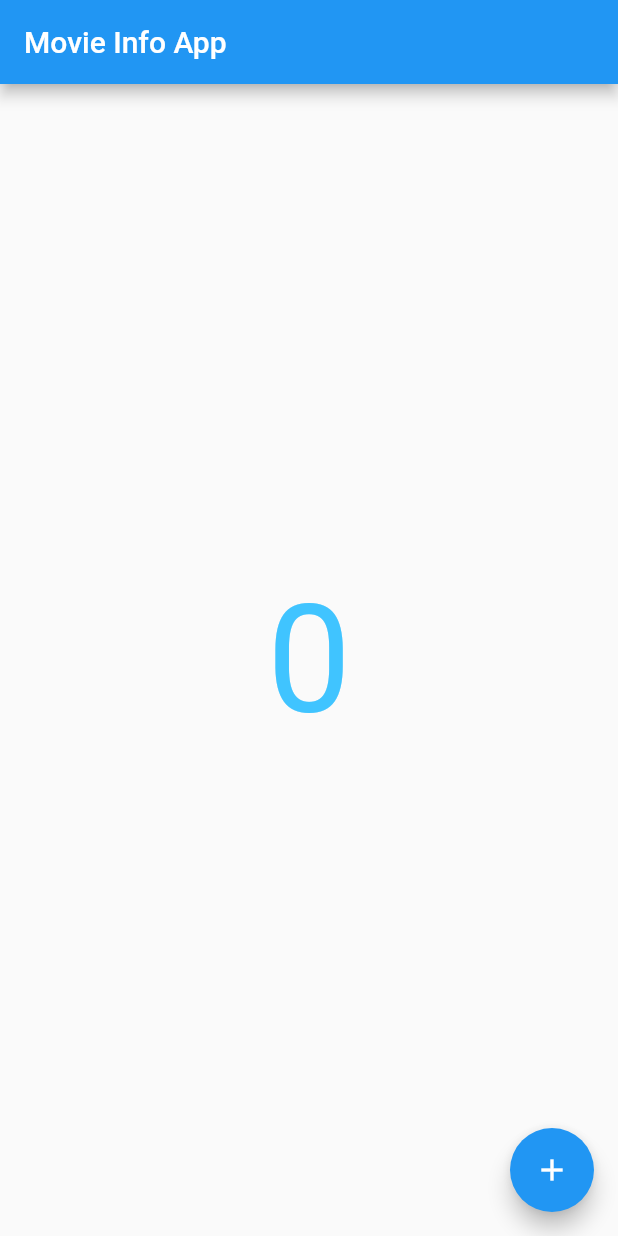
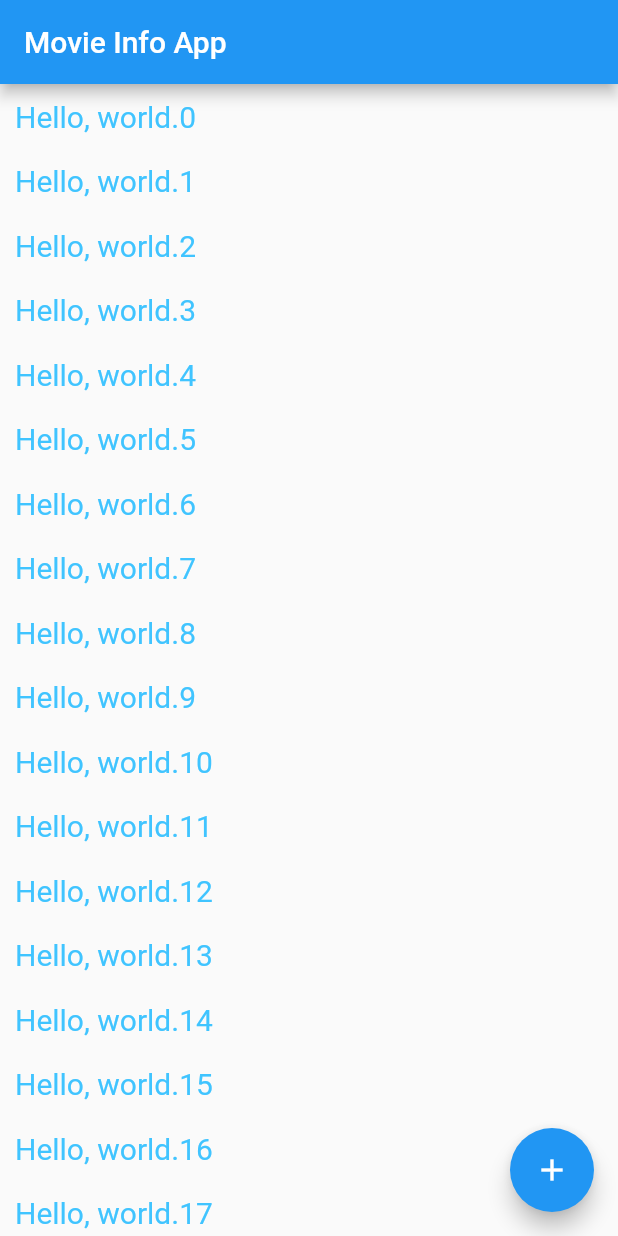
Before and after one commit to tmhouse/my_first_flutter_app, a Flutter app: the screen it shows after launch, on a phone screen of 412 x 824 dp. Run offline on Flutter 3.47's test engine with Material 2 defaults, Android fonts, the phone set to English and light mode, and no system bars; our stand-ins replace flutter_riverpod; generated files the repository leaves out were written again.

Commit message:
とりあえず簡単なリストを表示するだけ。

```diff
--- a/lib/main.dart
+++ b/lib/main.dart
@@ -38,8 +38,8 @@ class HomePage extends ConsumerWidget {
       body: Center(
         child: Consumer(builder: (context, ref, _) {
           final count = ref.watch(counterProvider);
-          return Text('$count',
-              style: TextStyle(fontSize: 100, color: Colors.lightBlueAccent));
+          //return Text('$count', style: TextStyle(fontSize: 100, color: Colors.lightBlueAccent));
+          return ListView(children: _getListData());
         }),
       ),
       floatingActionButton: FloatingActionButton(
@@ -50,4 +50,19 @@ class HomePage extends ConsumerWidget {
       ),
     );
   }
+
+  /**
+   * Widgeのリストを返す.
+   */
+  List<Widget> _getListData() {
+    List<Widget> widgets = [];
+    for (int i = 0; i < 20; i++) {
+      widgets.add(new Padding(
+          padding: new EdgeInsets.all(10.0),
+          child: Text("Hello, world.$i",
+              style: TextStyle(fontSize: 20, color: Colors.lightBlueAccent)),
+      ));
+    }
+    return widgets;
+  }
 }
```
